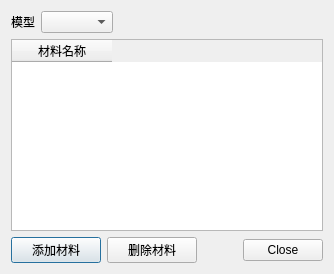
Above: plugins/Base_MaterialManager/MaterialLibraryWidget.ui from asd977/base_cae before the change. Below: the same form after it.
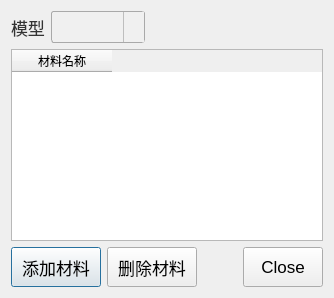
That is the form after the change. Icons and pictures are not drawn. Custom widgets are drawn as their Qt base class.

Commit message: style: use existing arrow assets and remove custom svg files

What changed in the file:
```diff
--- a/plugins/Base_MaterialManager/MaterialLibraryWidget.ui
+++ b/plugins/Base_MaterialManager/MaterialLibraryWidget.ui
@@ -5,6 +5,104 @@
   <property name="windowTitle">
    <string>材料库</string>
   </property>
+  <property name="styleSheet">
+   <string notr="true">QWidget{
+font-family: &quot;Microsoft YaHei&quot;, &quot;微软雅黑&quot;;
+}
+QPushButton {
+    font-size: 17px;
+    min-height: 32px;
+}
+QPushButton#pushButton {
+    background-color: rgb(224, 233, 244);
+    border-width: 1px;
+    border-color: rgb(121, 121, 121);
+    border-style: solid;
+    min-height: 33px;
+    border-top: 1px solid rgb(169, 169, 169);
+    border-bottom: 1px solid rgb(169, 169, 169);
+    border-left: none;
+    border-right: none;
+    text-align: left;
+    padding-left: 15px;
+    font-size: 17px;
+}
+QLabel {
+    font-size: 17px;
+    color: rgb(51, 51, 51);
+}
+QLabel#pageNameLabel {
+    font-size: 20px;
+    padding-left: 9px;
+    color: rgb(53, 103, 147);
+}
+QLineEdit, QTextEdit, QPlainTextEdit, QSpinBox, QDoubleSpinBox, QDateTimeEdit {
+    border: 1px solid rgb(200, 200, 200);
+    border-radius: 2px;
+    font-size: 17px;
+    min-height: 30px;
+}
+QLineEdit:focus, QTextEdit:focus, QPlainTextEdit:focus,
+QSpinBox:focus, QDoubleSpinBox:focus, QDateTimeEdit:focus {
+    border-color: rgb(100, 100, 255);
+    outline: none;
+}
+QComboBox {
+    font-size: 17px;
+    color: rgb(51, 51, 51);
+    padding-left: 6px;
+    background: rgb(240, 240, 240);
+    border: 1px solid rgb(169, 169, 169);
+    border-radius: 3px;
+    min-height: 30px;
+}
+QComboBox::drop-down {
+    subcontrol-origin: padding;
+    subcontrol-position: top right;
+    width: 20px;
+    background: rgb(240, 240, 240);
+    border-left: 1px solid rgb(190, 190, 190);
+}
+QComboBox::down-arrow {
+    image: url(:/resources/down_arrow.png);
+    width: 12px;
+    height: 12px;
+}
+QSpinBox::up-button, QDoubleSpinBox::up-button {
+    subcontrol-origin: border;
+    subcontrol-position: top right;
+    width: 18px;
+    border-left: 1px solid rgb(190, 190, 190);
+    border-bottom: 1px solid rgb(210, 210, 210);
+    background: rgb(240, 240, 240);
+}
+QSpinBox::down-button, QDoubleSpinBox::down-button {
+    subcontrol-origin: border;
+    subcontrol-position: bottom right;
+    width: 18px;
+    border-left: 1px solid rgb(190, 190, 190);
+    background: rgb(240, 240, 240);
+}
+QSpinBox::up-arrow, QDoubleSpinBox::up-arrow {
+    image: url(:/resources/up_arrow.png);
+    width: 10px;
+    height: 10px;
+}
+QSpinBox::down-arrow, QDoubleSpinBox::down-arrow {
+    image: url(:/resources/down_arrow.png);
+    width: 10px;
+    height: 10px;
+}
+QRadioButton, QCheckBox, QGroupBox {
+    font-size: 17px;
+}
+QTableWidget, QTreeWidget, QListWidget {
+    font-size: 16px;
+    gridline-color: rgb(210, 210, 210);
+}
+
+</string>
+  </property>
   <layout class="QVBoxLayout" name="verticalLayout">
    <item>
     <layout class="QHBoxLayout" name="headerLayout">
```
The commit also changes 42 other files.
